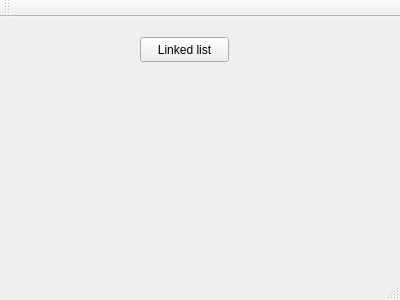
First picture: the form in tarea 2 datos/GUI/mainwindow.ui, repository Calquito/tarea-2-Datos-II, before the edit.
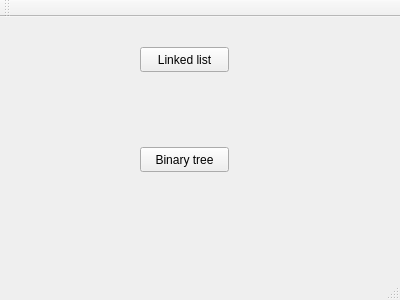
Second picture: the form after the edit.

Patch:
```diff
--- a/tarea 2 datos/GUI/mainwindow.ui
+++ b/tarea 2 datos/GUI/mainwindow.ui
@@ -18,7 +18,7 @@
     <property name="geometry">
      <rect>
       <x>140</x>
-      <y>20</y>
+      <y>30</y>
       <width>89</width>
       <height>25</height>
      </rect>
@@ -27,6 +27,19 @@
      <string>Linked list</string>
     </property>
    </widget>
+   <widget class="QPushButton" name="pushButton_2">
+    <property name="geometry">
+     <rect>
+      <x>140</x>
+      <y>130</y>
+      <width>89</width>
+      <height>25</height>
+     </rect>
+    </property>
+    <property name="text">
+     <string>Binary tree</string>
+    </property>
+   </widget>
   </widget>
   <widget class="QMenuBar" name="menuBar">
    <property name="geometry">
```
